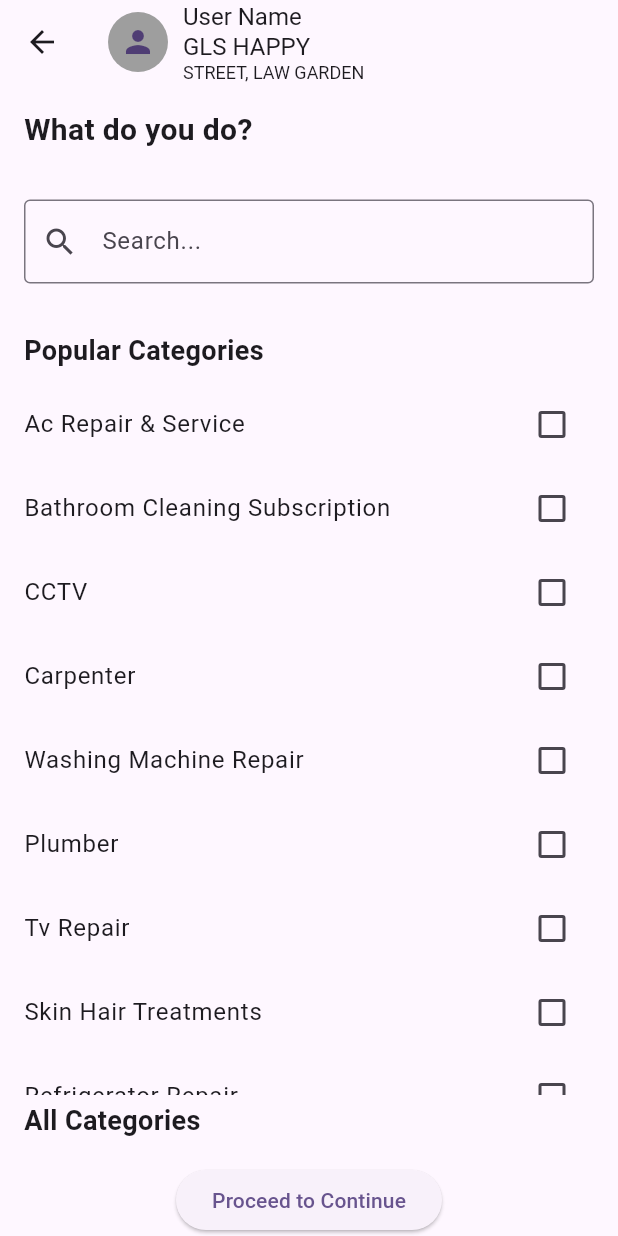
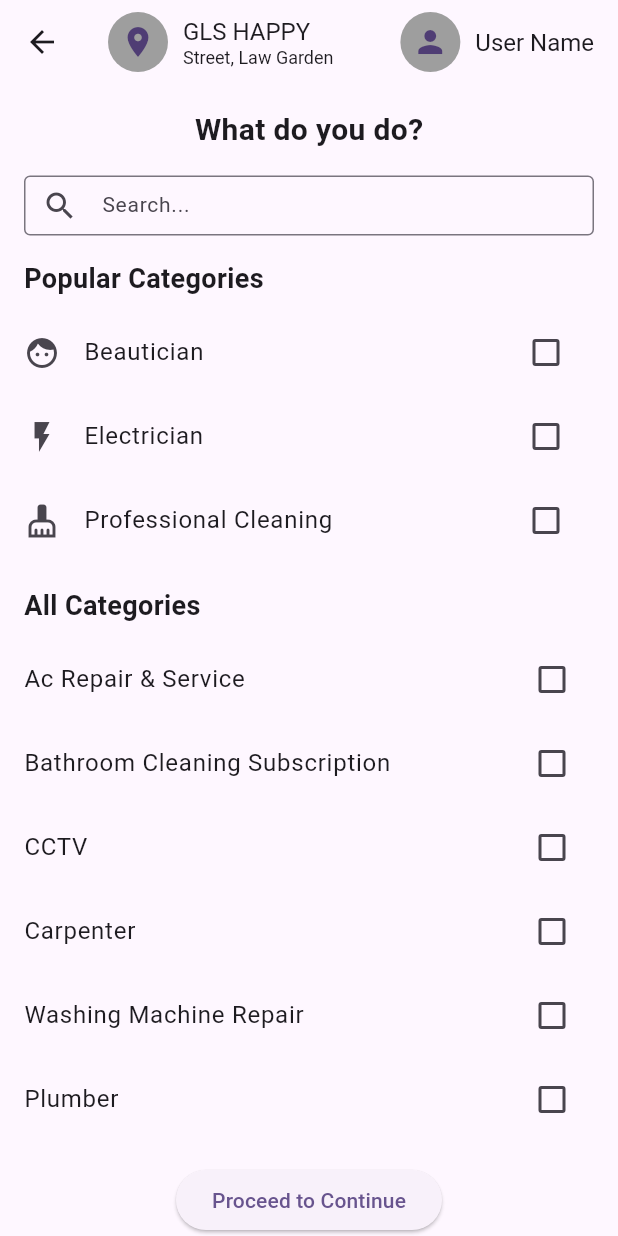
Before and after one commit to Adi130102/we_workers, a Flutter app: the Category screen opened directly, on a phone screen of 412 x 824 dp. Run offline on Flutter 3.47's test engine with Material 3 defaults, Android fonts, the phone set to English and light mode, and no system bars.

Commit message:
12:05 PM 11-April-2024

```diff
--- a/lib/Category.dart
+++ b/lib/Category.dart
@@ -2,20 +2,33 @@ import 'package:flutter/material.dart';
 import 'HomePage.dart';
 
 void main() {
-  const MaterialApp(
+  runApp(MyApp());
+}
+
+class MyApp extends StatelessWidget {
+  @override
+  Widget build(BuildContext context) {
+    return MaterialApp(
       home: Category(),
       debugShowCheckedModeBanner: false,
     );
   }
+}
 
 class Category extends StatefulWidget {
-  const Category({super.key});
+  const Category({Key? key}) : super(key: key);
 
   @override
-  State<Category> createState() => _CategoryState();
+  _CategoryState createState() => _CategoryState();
 }
 
 class _CategoryState extends State<Category> {
+  final List<String> popularCategories = [
+    'Beautician',
+    'Electrician',
+    'Professional Cleaning',
+  ];
+
   final List<String> allCategories = [
     'Ac Repair & Service',
     'Bathroom Cleaning Subscription',
@@ -31,33 +44,52 @@ class _CategoryState extends State<Category> {
     'RO Water Purifier Repair'
   ];
 
+  List<String> selectedCategories = [];
+
   @override
   Widget build(BuildContext context) {
     return Scaffold(
       appBar: AppBar(
         title: Row(
+          mainAxisAlignment: MainAxisAlignment.spaceBetween,
+          children: [
+            Row(
               children: [
                 CircleAvatar(
                   backgroundColor: Colors.grey,
-              child: Icon(Icons.person),
+                  child: Icon(Icons.location_on), // Location icon
                 ),
                 SizedBox(width: 10),
                 Column(
                   crossAxisAlignment: CrossAxisAlignment.start,
                   children: [
-                Text('User Name', style: TextStyle(fontSize: 16)),
-                Text('GLS HAPPY', style: TextStyle(fontSize: 16)),
-                Text('STREET, LAW GARDEN', style: TextStyle(fontSize: 12)),
+                    Text('GLS HAPPY',
+                        style: TextStyle(fontSize: 16)), // Display name
+                    Text('Street, Law Garden',
+                        style: TextStyle(fontSize: 12)), // Display address
+                  ],
+                ),
+              ],
+            ),
+            Row(
+              children: [
+                CircleAvatar(
+                  backgroundColor: Colors.grey,
+                  child: Icon(Icons.person), // User icon
+                ),
+                SizedBox(width: 10),
+                Text('User Name',
+                    style: TextStyle(fontSize: 16)), // Display user name
               ],
             ),
           ],
         ),
       ),
       body: Column(
-        mainAxisAlignment: MainAxisAlignment.start,
         crossAxisAlignment: CrossAxisAlignment.start,
         children: [
-          Padding(
+          Center(
+            child: Padding(
               padding: const EdgeInsets.all(16.0),
               child: Text(
                 'What do you do?',
@@ -67,13 +99,19 @@ class _CategoryState extends State<Category> {
                 ),
               ),
             ),
+          ),
           Padding(
-            padding: const EdgeInsets.all(16.0),
+            padding: const EdgeInsets.symmetric(horizontal: 16.0),
+            child: SizedBox(
+              height: 40,
               child: TextField(
+                style: TextStyle(fontSize: 14),
                 decoration: InputDecoration(
+                  contentPadding: EdgeInsets.symmetric(vertical: 8.0),
                   hintText: 'Search...',
                   prefixIcon: Icon(Icons.search),
                   border: OutlineInputBorder(),
+                ),
               ),
             ),
           ),
@@ -87,39 +125,56 @@ class _CategoryState extends State<Category> {
               ),
             ),
           ),
-          Expanded(
-            child: ListView.builder(
-              itemCount: allCategories.length + 1,
-              itemBuilder: (BuildContext context, int index) {
-                if (index == allCategories.length) {
-                  return DropdownButtonFormField<String>(
-                    items: allCategories.map((String category) {
-                      return DropdownMenuItem<String>(
-                        value: category,
-                        child: Text(category),
+          Column(
+            crossAxisAlignment: CrossAxisAlignment.start,
+            children: popularCategories.map((category) {
+              return ListTile(
+                leading: _getIconForCategory(category),
+                title: Text(category),
+                trailing: Checkbox(
+                  value: selectedCategories.contains(category),
+                  onChanged: (bool? value) {
+                    setState(() {
+                      if (value ?? false) {
+                        selectedCategories.add(category);
+                      } else {
+                        selectedCategories.remove(category);
+                      }
+                    });
+                  },
+                ),
               );
             }).toList(),
-                    onChanged: (String? value) {},
-                  );
-                } else {
-                  String category = allCategories[index];
-                  return CheckboxListTile(
-                    title: Text(category),
-                    value: false,
-                    onChanged: (bool? value) {},
-                  );
-                }
-              },
-            ),
           ),
           Padding(
-            padding: const EdgeInsets.fromLTRB(16.0, 4.0, 16.0, 16.0),
+            padding: const EdgeInsets.fromLTRB(16.0, 16.0, 16.0, 8.0),
             child: Text(
               'All Categories',
               style: TextStyle(
                 fontSize: 18,
                 fontWeight: FontWeight.bold,
               ),
+            ),
+          ),
+          Expanded(
+            child: ListView.builder(
+              itemCount: allCategories.length,
+              itemBuilder: (BuildContext context, int index) {
+                String category = allCategories[index];
+                return CheckboxListTile(
+                  title: Text(category),
+                  value: selectedCategories.contains(category),
+                  onChanged: (bool? value) {
+                    setState(() {
+                      if (value ?? false) {
+                        selectedCategories.add(category);
+                      } else {
+                        selectedCategories.remove(category);
+                      }
+                    });
+                  },
+                );
+              },
             ),
           ),
           Center(
@@ -131,10 +186,24 @@ class _CategoryState extends State<Category> {
                   ),
                 );
               },
-                child: Text("Proceed to Continue")),
-          )
+              child: Text("Proceed to Continue"),
+            ),
+          ),
         ],
       ),
     );
   }
+
+  Widget _getIconForCategory(String category) {
+    switch (category) {
+      case 'Beautician':
+        return Icon(Icons.face);
+      case 'Electrician':
+        return Icon(Icons.flash_on);
+      case 'Professional Cleaning':
+        return Icon(Icons.cleaning_services);
+      default:
+        return Icon(Icons.category);
     }
+  }
+}
--- a/lib/a_one.dart
+++ b/lib/a_one.dart
@@ -28,7 +28,7 @@ class _TrialState extends State<Trial> {
         child: FutureBuilder<List<dynamic>>(
           future: useAPI.userALL(),
           builder: (context, AsyncSnapshot<List<dynamic>> snapshot) {
-            print(snapshot.data);
+            // print(snapshot.data);
             if (snapshot.connectionState == ConnectionState.waiting) {
               return Center(child: CircularProgressIndicator());
             } else if (snapshot.hasError) {
--- a/lib/a_two.dart
+++ b/lib/a_two.dart
@@ -26,7 +26,10 @@ import 'dart:convert';
 import 'package:http/http.dart' as http;
 
 class User {
-  String baseURL = "http://127.0.0.1:8000/adiAPI/";
+  // String baseURL = "http://127.0.0.1:8000/adiAPI/";
+  String baseURL = "https://awesomeworld1301.pythonanywhere.com/userAPI/";
+
+
   // String baseURL = "http://10.0.2.2:8000/adiAPI/";
 
   // String baseURL = "http://192.168.1.16:8000/adiAPI/";
--- a/lib/main.dart
+++ b/lib/main.dart
@@ -17,7 +17,7 @@ class MyApp extends StatelessWidget {
         colorScheme: ColorScheme.fromSeed(seedColor: Colors.deepPurple),
         useMaterial3: true,
       ),
-      home: const FirstPage(),
+      home: FirstPage(),
       debugShowCheckedModeBanner: false,
     );
   }
```
Also changed, not shown: lib/FirstPage.dart (+39 -58 lines), lib/MyCart.dart (+9 -2 lines), 5 other files. Lines whose indentation alone changed are shown as unchanged.
